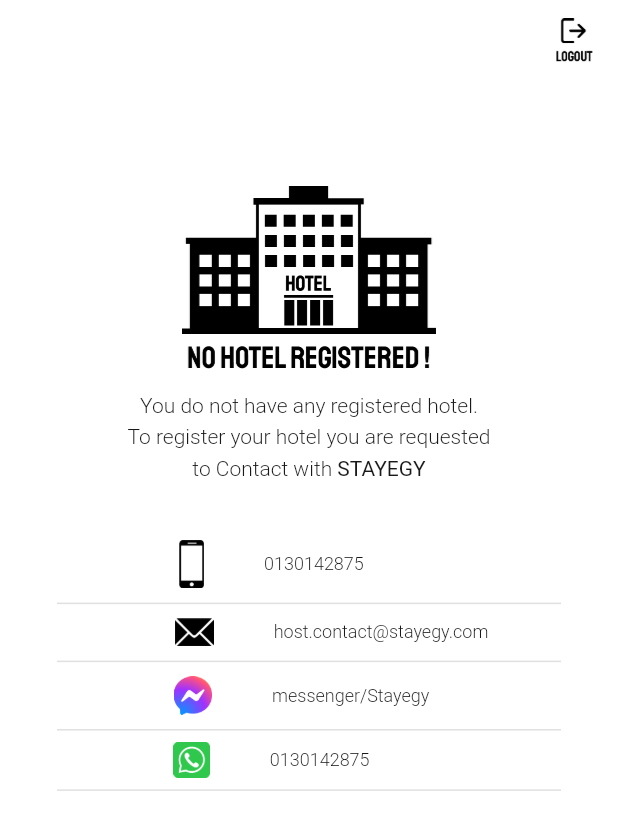
After one commit to VertexAlien/STAYEGY_HOST, a Flutter app: the NotRegistered screen opened directly, on a phone screen of 412 x 824 dp. The commit adds this screen. Shown: the top 830 px of the screen. Run offline on Flutter 3.47's test engine with Material 2 defaults, Android fonts, the phone set to English and light mode, and no system bars; our stand-ins replace bloc, carousel_slider, cloud_firestore, equatable, firebase_auth, firebase_core and 7 more; missing offline and left inert: flappy_search_bar; accounts and stored records are empty.

Commit message:
not registered hotel

```diff
--- a/lib/Screen/appdrawer.dart
+++ b/lib/Screen/appdrawer.dart
@@ -2,6 +2,7 @@ import 'package:flutter/cupertino.dart';
 import 'package:flutter/material.dart';
 import 'package:flutter_bloc/flutter_bloc.dart';
 import 'package:stayegy_host/Screen/contact_page.dart';
+import 'package:stayegy_host/Screen/not_registered.dart';
 import 'package:stayegy_host/Screen/price_page.dart';
 import 'package:stayegy_host/Screen/privacy_policy.dart';
 
--- /dev/null
+++ b/lib/Screen/not_registered.dart
@@ -0,0 +1,206 @@
+import 'package:flutter/material.dart';
+import 'package:google_fonts/google_fonts.dart';
+
+class NotRegistered extends StatefulWidget {
+  @override
+  _NotRegisteredState createState() => _NotRegisteredState();
+}
+
+class _NotRegisteredState extends State<NotRegistered> {
+  @override
+  Widget build(BuildContext context) {
+    return Scaffold(
+      appBar: AppBar(
+        backgroundColor: Colors.white,
+        elevation: 0,
+        actions: <Widget>[
+          FlatButton(
+            padding: EdgeInsets.only(left: 30),
+            onPressed: () {},
+            child: Image.asset(
+              'images/log out (host).png',
+              color: Colors.black,
+              scale: 2.8,
+            ),
+          ),
+        ],
+      ),
+      body: Container(
+        color: Colors.white,
+        child: Padding(
+          padding: const EdgeInsets.all(8.0),
+          child: Column(
+            children: [
+              SizedBox(
+                height: 60,
+              ),
+              Image.asset(
+                'images/not_registered_hotel.png',
+                scale: 3,
+              ),
+              SizedBox(
+                height: 10,
+              ),
+              Text(
+                'You do not have any registered hotel.',
+                style: GoogleFonts.roboto(
+                  decoration: TextDecoration.none,
+                  fontSize: 14,
+                  color: Color(0xff191919),
+                  fontWeight: FontWeight.w300,
+                ),
+              ),
+              SizedBox(
+                height: 5,
+              ),
+              Text(
+                'To register your hotel you are requested',
+                style: GoogleFonts.roboto(
+                  decoration: TextDecoration.none,
+                  fontSize: 14,
+                  color: Color(0xff191919),
+                  fontWeight: FontWeight.w300,
+                ),
+              ),
+              SizedBox(
+                height: 5,
+              ),
+              RichText(
+                textAlign: TextAlign.center,
+                text: TextSpan(children: <TextSpan>[
+                  TextSpan(
+                    text: ("to Contact with "),
+                    style: GoogleFonts.roboto(
+                      fontSize: 14,
+                      fontWeight: FontWeight.w300,
+                      color: Color(0xff191919),
+                      decoration: TextDecoration.none,
+                    ),
+                  ),
+                  TextSpan(
+                    text: "STAYEGY ",
+                    style: GoogleFonts.roboto(fontSize: 14, color: Color(0xff191919), fontWeight: FontWeight.w400),
+                  ),
+                ]),
+              ),
+              SizedBox(
+                height: 40,
+              ),
+              Padding(
+                padding: const EdgeInsets.only(right: 50),
+                child: Row(
+                  mainAxisAlignment: MainAxisAlignment.center,
+                  children: [
+                    Image.asset(
+                      'images/phone icon.png',
+                      scale: 5.8,
+                    ),
+                    SizedBox(
+                      width: 40,
+                    ),
+                    Text(
+                      '0130142875',
+                      style: TextStyle(fontSize: 12, color: Color(0xff191919), fontWeight: FontWeight.w300),
+                    ),
+                  ],
+                ),
+              ),
+              SizedBox(
+                height: 2,
+              ),
+              Divider(
+                thickness: 1,
+                indent: 30,
+                endIndent: 30,
+              ),
+              SizedBox(
+                height: 2,
+              ),
+              Padding(
+                padding: const EdgeInsets.only(left: 30),
+                child: Row(
+                  mainAxisAlignment: MainAxisAlignment.center,
+                  children: [
+                    Image.asset(
+                      'images/mail icon.png',
+                      scale: 6,
+                    ),
+                    SizedBox(
+                      width: 40,
+                    ),
+                    Text(
+                      'host.contact@stayegy.com',
+                      style: TextStyle(fontSize: 12, color: Color(0xff191919), fontWeight: FontWeight.w300),
+                    ),
+                  ],
+                ),
+              ),
+              SizedBox(
+                height: 2,
+              ),
+              Divider(
+                thickness: 1,
+                indent: 30,
+                endIndent: 30,
+              ),
+              SizedBox(
+                height: 2,
+              ),
+              Padding(
+                padding: const EdgeInsets.only(right: 10),
+                child: Row(
+                  mainAxisAlignment: MainAxisAlignment.center,
+                  children: [
+                    Image.asset(
+                      'images/mess.png',
+                      scale: 20,
+                    ),
+                    SizedBox(
+                      width: 40,
+                    ),
+                    Text(
+                      'messenger/Stayegy',
+                      style: TextStyle(fontSize: 12, color: Color(0xff191919), fontWeight: FontWeight.w300),
+                    ),
+                  ],
+                ),
+              ),
+              SizedBox(
+                height: 2,
+              ),
+              Divider(
+                thickness: 1,
+                indent: 30,
+                endIndent: 30,
+              ),
+              Padding(
+                padding: const EdgeInsets.only(right: 50),
+                child: Row(
+                  mainAxisAlignment: MainAxisAlignment.center,
+                  children: [
+                    Image.asset(
+                      'images/wh.png',
+                      scale: 180,
+                    ),
+                    SizedBox(
+                      width: 40,
+                    ),
+                    Text(
+                      '0130142875',
+                      style: TextStyle(fontSize: 12, color: Color(0xff191919), fontWeight: FontWeight.w300),
+                    ),
+                  ],
+                ),
+              ),
+              Divider(
+                thickness: 1,
+                indent: 30,
+                endIndent: 30,
+              ),
+            ],
+          ),
+        ),
+      ),
+    );
+  }
+}
```
Also changed, not shown: images/log out (host).png (added), images/not_registered_hotel.png (added).
